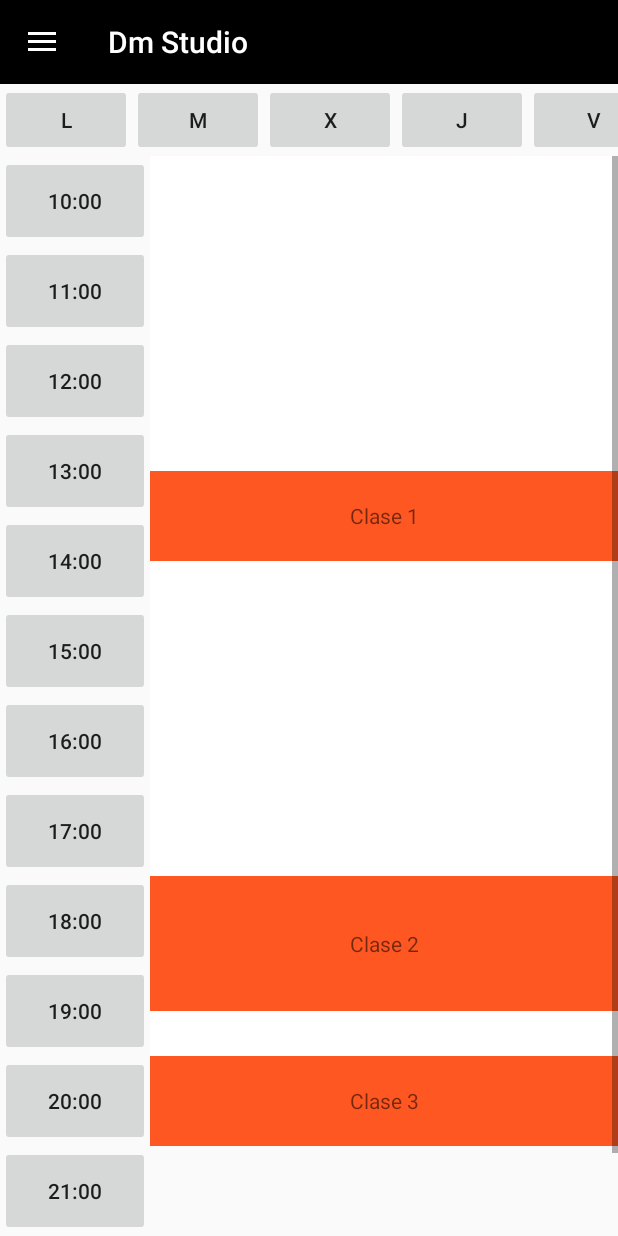
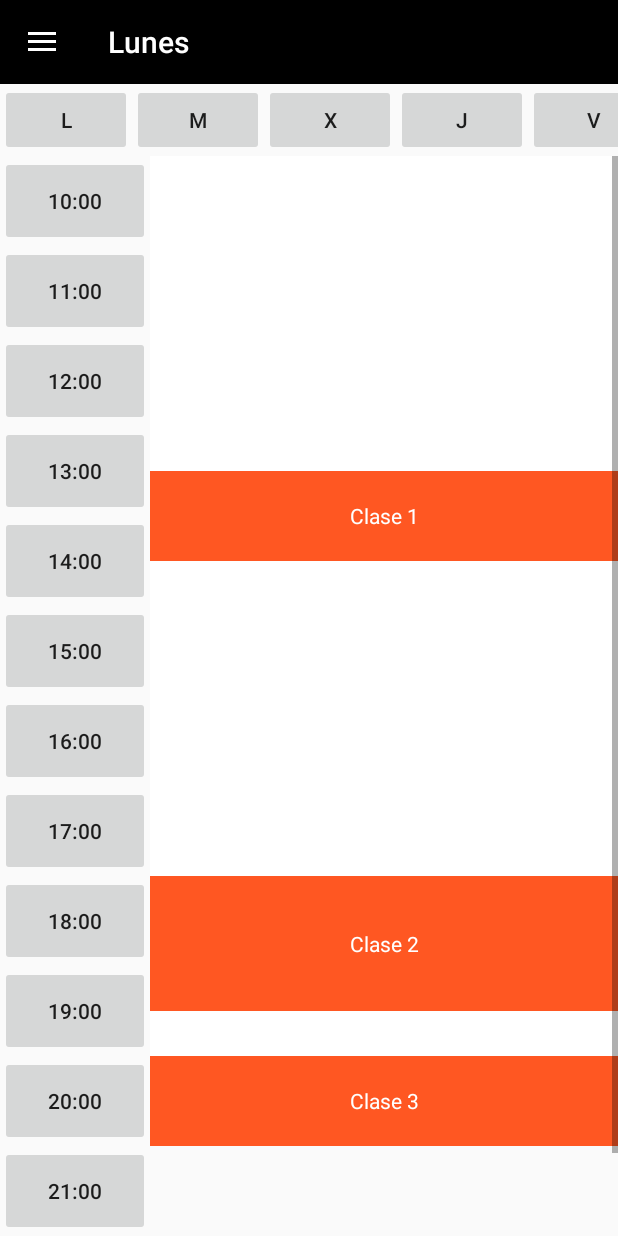
Before and after one commit to bandedenise/dm-studio-android, an Android app: the screen it shows after launch (MainActivity), after a tap on an icon or button, on a phone screen of 412 x 824 dp. Run offline under Robolectric (Android 15) with nearby library versions, the phone set to English and light mode, and no system bars.

```diff
--- a/app/src/main/java/com/example/dmstudio/Clase.java
+++ b/app/src/main/java/com/example/dmstudio/Model/Clase.java
@@ -1,11 +1,12 @@
-package com.example.dmstudio;
+package com.example.dmstudio.Model;
 
 public class Clase {
 
-    public String horaInicio;
-    public String horaFin;
-    public String nombre;
-    public Boolean enBlanco;
+    private String horaInicio;
+    private String horaFin;
+    private String nombre;
+    private String profesor;
+    private Boolean enBlanco;
 
     public String getHoraInicio() {
         return horaInicio;
@@ -38,4 +39,12 @@ public class Clase {
     public void setEnBlanco(Boolean enBlanco) {
         this.enBlanco = enBlanco;
     }
+
+    public String getProfesor() {
+        return profesor;
+    }
+
+    public void setProfesor(String profesor) {
+        this.profesor = profesor;
+    }
 }
--- a/app/src/main/java/com/example/dmstudio/fragments/DiasFragment.java
+++ b/app/src/main/java/com/example/dmstudio/fragments/DiasFragment.java
@@ -26,6 +26,7 @@ public class DiasFragment extends Fragment implements View.OnClickListener {
         v.findViewById(R.id.viernes).setOnClickListener(this);
         v.findViewById(R.id.sabado).setOnClickListener(this);
         v.findViewById(R.id.domingo).setOnClickListener(this);
+        getActivity().setTitle("Grilla de clases");
 
         return v;
     }
--- a/app/src/main/java/com/example/dmstudio/fragments/HorariosFragment.java
+++ b/app/src/main/java/com/example/dmstudio/fragments/HorariosFragment.java
@@ -1,10 +1,11 @@
 package com.example.dmstudio.fragments;
 
+import android.app.AlertDialog;
 import android.os.Bundle;
 import android.support.annotation.NonNull;
 import android.support.annotation.Nullable;
 import android.support.v4.app.Fragment;
-import android.util.Log;
+import android.support.v4.content.ContextCompat;
 import android.util.TypedValue;
 import android.view.Gravity;
 import android.view.LayoutInflater;
@@ -13,7 +14,7 @@ import android.view.ViewGroup;
 import android.widget.LinearLayout;
 import android.widget.TextView;
 
-import com.example.dmstudio.Clase;
+import com.example.dmstudio.Model.Clase;
 import com.example.dmstudio.R;
 
 import java.text.DateFormat;
@@ -24,7 +25,9 @@ import java.util.Date;
 import java.util.List;
 import java.util.concurrent.TimeUnit;
 
+
 public class HorariosFragment extends Fragment {
+    public static final String horarioComienzo = "10:00";
 
     @Nullable
     @Override
@@ -33,64 +36,143 @@ public class HorariosFragment extends Fragment {
 
         Bundle args = getArguments();
         String dia = args.getString("dia");
-
-        switch (dia)
-        {
-            case "L":
-
         List<Clase> clasesDefinitivas = new ArrayList<>();
         List<Clase> clases = new ArrayList<>();
+        DateFormat sdf = new SimpleDateFormat("HH:mm");
+        LinearLayout mainLayout = v.findViewById(R.id.containerClases);
+
+        switch (dia) {
+            case "L":
+                getActivity().setTitle("Lunes");
 
                 Clase c = new Clase();
-                c.horaInicio = "13:30";
-                c.horaFin = "14:30";
-                c.nombre = "Clase 1";
+                c.setHoraInicio("13:30");
+                c.setHoraFin("14:30");
+                c.setNombre("Clase 1");
+                c.setProfesor("Denise");
 
                 Clase c1 = new Clase();
-                c1.horaInicio = "18:00";
-                c1.horaFin = "19:30";
-                c1.nombre = "Clase 2";
+                c1.setHoraInicio("18:00");
+                c1.setHoraFin("19:30");
+                c1.setNombre("Clase 2");
+                c1.setProfesor("Denise");
 
                 Clase c2 = new Clase();
-                c2.horaInicio = "20:00";
-                c2.horaFin = "21:00";
-                c2.nombre = "Clase 3";
+                c2.setHoraInicio("20:00");
+                c2.setHoraFin("21:00");
+                c2.setNombre("Clase 3");
+                c2.setProfesor("Denise");
 
                 clases.add(c);
                 clases.add(c1);
                 clases.add(c2);
+                break;
+            case "M":
+                getActivity().setTitle("Martes");
 
-                Date d1 = null;
-                Date d2 = null;
+                Clase c3 = new Clase();
+                c3.setHoraInicio("12:30");
+                c3.setHoraFin("13:00");
+                c3.setNombre("Clase 1");
+                c3.setProfesor("Denise");
+
+                Clase c4 = new Clase();
+                c4.setHoraInicio("14:00");
+                c4.setHoraFin("15:30");
+                c4.setNombre("Clase 2");
+                c4.setProfesor("Denise");
+
+                Clase c5 = new Clase();
+                c5.setHoraInicio("19:30");
+                c5.setHoraFin("20:00");
+                c5.setNombre("Clase 3");
+                c5.setProfesor("Denise");
+
+                clases.add(c3);
+                clases.add(c4);
+                clases.add(c5);
+                break;
+            case "X":
+                getActivity().setTitle("Miercoles");
+                break;
+            case "J":
+                getActivity().setTitle("Jueves");
+                break;
+            case "V":
+                getActivity().setTitle("Viernes");
+                break;
+            case "S":
+                getActivity().setTitle("Sabado");
+                break;
+            case "D":
+                getActivity().setTitle("Domingo");
+                break;
+            default:
+                break;
+        }
+
+        if (clases.size() > 0) {
             Long diff = 0L;
-                DateFormat sdf = new SimpleDateFormat("hh:mm");
 
             try {
-                    d1 = sdf.parse(clases.get(0).horaInicio);
-                    d2 = sdf.parse("10:00");
-
+                Date d1 = sdf.parse(clases.get(0).getHoraInicio());
+                Date d2 = sdf.parse(horarioComienzo);
                 diff = d1.getTime() - d2.getTime();
             } catch (ParseException e) {
                 e.printStackTrace();
             }
 
-                LinearLayout mainLayout = v.findViewById(R.id.containerClases);
-
             if (diff > 0) {
                 Clase cInicial = new Clase();
-
-                    cInicial.horaInicio = "10:00";
-                    cInicial.horaFin = clases.get(0).horaInicio;
-                    cInicial.enBlanco = true;
+                cInicial.setHoraInicio(horarioComienzo);
+                cInicial.setHoraFin(clases.get(0).getHoraInicio());
+                cInicial.setEnBlanco(true);
                 clasesDefinitivas.add(cInicial);
 
+                this.agregarLayout(cInicial, mainLayout, sdf, true);
+            }
+
+            for (int i = 0; i < clases.size(); i++) {
+                if (i == 0) {
+                    clasesDefinitivas.add(clases.get(i));
+                    this.agregarLayout(clases.get(i), mainLayout, sdf, false);
+                } else {
+                    if (clases.get(i).getHoraInicio() == clases.get(i - 1).getHoraFin()) {
+                        clasesDefinitivas.add(clases.get(i));
+
+                        this.agregarLayout(clases.get(i), mainLayout, sdf, false);
+
+                    } else {
+                        // agrego la clase en blanco para completar el layout
+                        Clase cEnBlanco = new Clase();
+
+                        cEnBlanco.setHoraInicio(clases.get(i - 1).getHoraFin());
+                        cEnBlanco.setHoraFin(clases.get(i).getHoraInicio());
+                        cEnBlanco.setEnBlanco(true);
+                        clasesDefinitivas.add(cEnBlanco);
+
+                        this.agregarLayout(cEnBlanco,  mainLayout, sdf, true);
+
+                        clasesDefinitivas.add(clases.get(i));
+
+                        // agrego la clase
+                        this.agregarLayout(clases.get(i), mainLayout, sdf, false);
+                    }
+                }
+            }
+        }
+
+        return v;
+    }
+
+    public void agregarLayout(Clase c, LinearLayout mainLayout, DateFormat sdf, Boolean blanco) {
         Date dateInicial = null;
         Date dateInicial2 = null;
         try {
-                        dateInicial = sdf.parse(cInicial.horaInicio);
-                        dateInicial2 = sdf.parse(cInicial.horaFin);
+            dateInicial = sdf.parse(c.getHoraInicio());
+            dateInicial2 = sdf.parse(c.getHoraFin());
 
-                        long diffInMillies = dateInicial2.getTime() - dateInicial.getTime();
+            Long diffInMillies = dateInicial2.getTime() - dateInicial.getTime();
 
             LinearLayout ll = new LinearLayout(getActivity());
             int width = (int) TypedValue.applyDimension(TypedValue.COMPLEX_UNIT_DIP,
@@ -102,179 +184,48 @@ public class HorariosFragment extends Fragment {
             tv.setGravity(Gravity.CENTER);
             ViewGroup.LayoutParams params = new ViewGroup.LayoutParams(ViewGroup.LayoutParams.MATCH_PARENT, ViewGroup.LayoutParams.MATCH_PARENT);
             tv.setLayoutParams(params);
+
+            if (blanco) {
                 tv.setBackgroundResource(R.color.colorWhite);
+            } else {
+                tv.setBackgroundResource(R.color.colorAccent);
+                tv.setTextColor(ContextCompat.getColor(getActivity(), R.color.colorWhite));
+                tv.setText(c.getNombre());
+
+                this.setOnClick(c, ll);
+            }
 
             ll.addView(tv);
 
-                        mainLayout.addView(ll);
-
-                    } catch (ParseException e) {
-                        e.printStackTrace();
-                    }
-                }
-
-                for (int i = 0; i < clases.size() ; i ++) {
-                    if (i == 0) {
-                        clasesDefinitivas.add(clases.get(i));
-                        Date firstDate = null;
-                        Date firstDate2 = null;
-                        try {
-                            firstDate = sdf.parse(clases.get(i).horaInicio);
-                            firstDate2 = sdf.parse(clases.get(i).horaFin);
-
-                            long diffInMillies = firstDate2.getTime() - firstDate.getTime();
-
-                            LinearLayout ll = new LinearLayout(getActivity());
-                            int width = (int) TypedValue.applyDimension(TypedValue.COMPLEX_UNIT_DIP,
-                                    TimeUnit.MINUTES.convert(diffInMillies, TimeUnit.MILLISECONDS), getResources().getDisplayMetrics());
-                            ll.setLayoutParams(new LinearLayout.LayoutParams(LinearLayout.LayoutParams.MATCH_PARENT, width));
-
-                            TextView tv = new TextView(getActivity());
-
-                            tv.setText(clases.get(i).nombre);
-                            tv.setGravity(Gravity.CENTER);
-                            ViewGroup.LayoutParams params = new ViewGroup.LayoutParams(ViewGroup.LayoutParams.MATCH_PARENT, ViewGroup.LayoutParams.MATCH_PARENT);
-                            tv.setLayoutParams(params);
-                            tv.setBackgroundResource(R.color.colorAccent);
-
-                            ll.addView(tv);
 
             mainLayout.addView(ll);
-
         } catch (ParseException e) {
             e.printStackTrace();
         }
 
     }
-                    else {
-                        if (clases.get(i).horaInicio == clases.get(i-1).horaFin) {
-                            clasesDefinitivas.add(clases.get(i));
 
-                            Date date = null;
-                            Date date2 = null;
-                            try {
-                                date = sdf.parse(clases.get(i).horaInicio);
-                                date2 = sdf.parse(clases.get(i).horaFin);
+    private void setOnClick(final Clase c, final LinearLayout ll) {
 
-                                long diffInMillies = date2.getTime() - date.getTime();
+        ll.setOnClickListener(new View.OnClickListener() {
+            @Override
+            public void onClick(View v) {
+                AlertDialog.Builder builder1 = new AlertDialog.Builder(getActivity());
 
-                                LinearLayout ll = new LinearLayout(getActivity());
-                                int width = (int) TypedValue.applyDimension(TypedValue.COMPLEX_UNIT_DIP,
-                                        TimeUnit.MINUTES.convert(diffInMillies, TimeUnit.MILLISECONDS), getResources().getDisplayMetrics());
-                                ll.setLayoutParams(new LinearLayout.LayoutParams(LinearLayout.LayoutParams.MATCH_PARENT, width));
+                StringBuilder mensaje = new StringBuilder(100);
+                mensaje.append("Clase: ");
+                mensaje.append(c.getNombre());
+                mensaje.append("\nHorarios: ");
+                mensaje.append(c.getHoraInicio());
+                mensaje.append(" a ");
+                mensaje.append(c.getHoraFin());
+                mensaje.append("\nProfesor: ");
+                mensaje.append(c.getProfesor());
 
-                                TextView tv = new TextView(getActivity());
-
-                                tv.setText(clases.get(i).nombre);
-                                tv.setGravity(Gravity.CENTER);
-                                ViewGroup.LayoutParams params = new ViewGroup.LayoutParams(ViewGroup.LayoutParams.MATCH_PARENT, ViewGroup.LayoutParams.MATCH_PARENT);
-                                tv.setLayoutParams(params);
-                                tv.setBackgroundResource(R.color.colorAccent);
-
-                                ll.addView(tv);
-
-                                mainLayout.addView(ll);
-
-                            } catch (ParseException e) {
-                                e.printStackTrace();
+                builder1.setMessage(mensaje);
+                AlertDialog alert = builder1.create();
+                alert.show();
             }
-
-                        } else {
-                            Clase cEnBlanco = new Clase();
-
-                            cEnBlanco.horaInicio = clases.get(i-1).horaFin;
-                            cEnBlanco.horaFin = clases.get(i).horaInicio;
-                            clasesDefinitivas.add(cEnBlanco);
-
-                            Date whiteDate = null;
-                            Date whiteDate2 = null;
-                            try {
-                                whiteDate = sdf.parse(cEnBlanco.horaInicio);
-                                whiteDate2 = sdf.parse(cEnBlanco.horaFin);
-
-                                long diffInMillies = whiteDate2.getTime() - whiteDate.getTime();
-
-                                LinearLayout ll = new LinearLayout(getActivity());
-                                int width = (int) TypedValue.applyDimension(TypedValue.COMPLEX_UNIT_DIP,
-                                        TimeUnit.MINUTES.convert(diffInMillies, TimeUnit.MILLISECONDS), getResources().getDisplayMetrics());
-                                ll.setLayoutParams(new LinearLayout.LayoutParams(LinearLayout.LayoutParams.MATCH_PARENT, width));
-
-                                TextView tv = new TextView(getActivity());
-
-                                tv.setGravity(Gravity.CENTER);
-                                ViewGroup.LayoutParams params = new ViewGroup.LayoutParams(ViewGroup.LayoutParams.MATCH_PARENT, ViewGroup.LayoutParams.MATCH_PARENT);
-                                tv.setLayoutParams(params);
-                                tv.setBackgroundResource(R.color.colorWhite);
-
-                                ll.addView(tv);
-
-                                mainLayout.addView(ll);
-
-                            } catch (ParseException e) {
-                                e.printStackTrace();
-                            }
-
-                            clasesDefinitivas.add(clases.get(i));
-
-                            Date da = null;
-                            Date da2 = null;
-                            try {
-                                da = sdf.parse(clases.get(i).horaInicio);
-                                da2 = sdf.parse(clases.get(i).horaFin);
-
-                                long diffInMillies = da2.getTime() - da.getTime();
-
-                                LinearLayout ll = new LinearLayout(getActivity());
-                                int width = (int) TypedValue.applyDimension(TypedValue.COMPLEX_UNIT_DIP,
-                                        TimeUnit.MINUTES.convert(diffInMillies, TimeUnit.MILLISECONDS), getResources().getDisplayMetrics());
-                                ll.setLayoutParams(new LinearLayout.LayoutParams(LinearLayout.LayoutParams.MATCH_PARENT, width));
-
-                                TextView tv = new TextView(getActivity());
-
-                                tv.setText(clases.get(i).nombre);
-                                tv.setGravity(Gravity.CENTER);
-                                ViewGroup.LayoutParams params = new ViewGroup.LayoutParams(ViewGroup.LayoutParams.MATCH_PARENT, ViewGroup.LayoutParams.MATCH_PARENT);
-                                tv.setLayoutParams(params);
-                                tv.setBackgroundResource(R.color.colorAccent);
-
-                                ll.addView(tv);
-
-                                mainLayout.addView(ll);
-
-                            } catch (ParseException e) {
-                                e.printStackTrace();
+        });
     }
 }
-                    }
-                }
-
-                for (Clase clas : clasesDefinitivas) {
-                    Log.d("clase", clas.horaInicio.toString() + " " + clas.horaFin.toString());
-                }
-
-                break;
-            case "M":
-                //textDia.setText("2");
-                break;
-            case "X":
-                //textDia.setText("3");
-                break;
-            case "J":
-                //textDia.setText("4");
-                break;
-            case "V":
-                //textDia.setText("5");
-                break;
-            case "S":
-                //textDia.setText("6");
-                break;
-            case "D":
-                //textDia.setText("7");
-                break;
-            default:
-                break;
-        }
-
-        return v;
-    }
-}
--- a/app/src/main/res/layout/content_main.xml
+++ b/app/src/main/res/layout/content_main.xml
@@ -8,10 +8,9 @@
     tools:context=".MainActivity"
     tools:showIn="@layout/app_bar_main"
     android:orientation="vertical">
-
     <FrameLayout
-        android:id="@+id/flDias"
-        android:layout_width="wrap_content"
+        android:id="@+id/flMain"
+        android:layout_width="match_parent"
         android:layout_height="wrap_content"/>
     <FrameLayout
         android:id="@+id/flHorarios"
--- a/app/src/main/res/layout/fragment_horarios.xml
+++ b/app/src/main/res/layout/fragment_horarios.xml
@@ -5,7 +5,6 @@
     <LinearLayout xmlns:android="http://schemas.android.com/apk/res/android"
         android:orientation="horizontal" android:layout_width="match_parent"
         android:layout_height="wrap_content">
-
         <LinearLayout
             android:orientation="vertical"
             android:layout_width="100dp"
--- a/app/src/main/res/menu/activity_main_drawer.xml
+++ b/app/src/main/res/menu/activity_main_drawer.xml
@@ -5,6 +5,8 @@
 
         <item
             android:id="@+id/clases"
-            android:icon="@drawable/ic_menu_gallery"
             android:title="Clases" />
+        <item
+            android:id="@+id/contacto"
+            android:title="Contactanos" />
 </menu>
--- a/app/src/main/res/values/strings.xml
+++ b/app/src/main/res/values/strings.xml
@@ -6,4 +6,5 @@
     <string name="nav_header_subtitle"></string>
     <string name="nav_header_desc">Menu</string>
     <string name="action_settings">Opciones</string>
+    <string name="title_activity_mapa">Mapa</string>
 </resources>
```
Also changed, not shown: app/src/main/AndroidManifest.xml (+7 -5 lines), app/src/main/java/com/example/dmstudio/MainActivity.java (+26 -2 lines), app/src/main/java/com/example/dmstudio/fragments/ContactoFragment.java (added, +50 -0 lines), app/src/main/res/layout/fragment_contacto.xml (added, +29 -0 lines), app/src/main/res/layout/nav_header_main.xml (+2 -9 lines), app/src/main/res/drawable/logo.png (added), 1 other file. Lines whose indentation alone changed are shown as unchanged.
